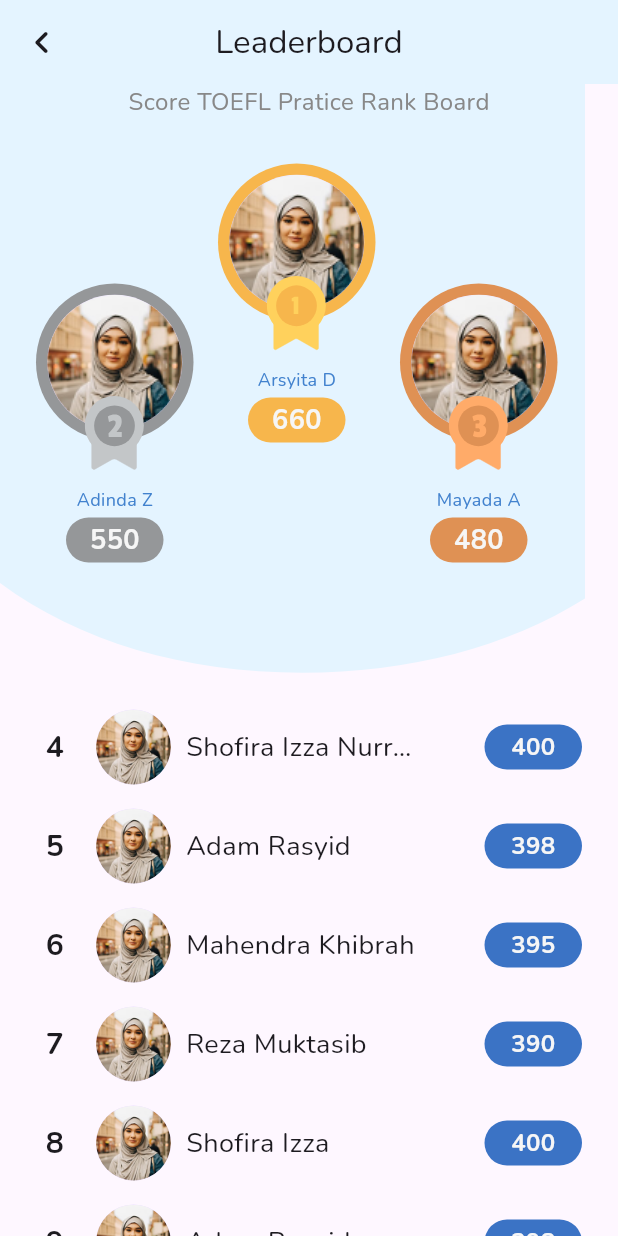
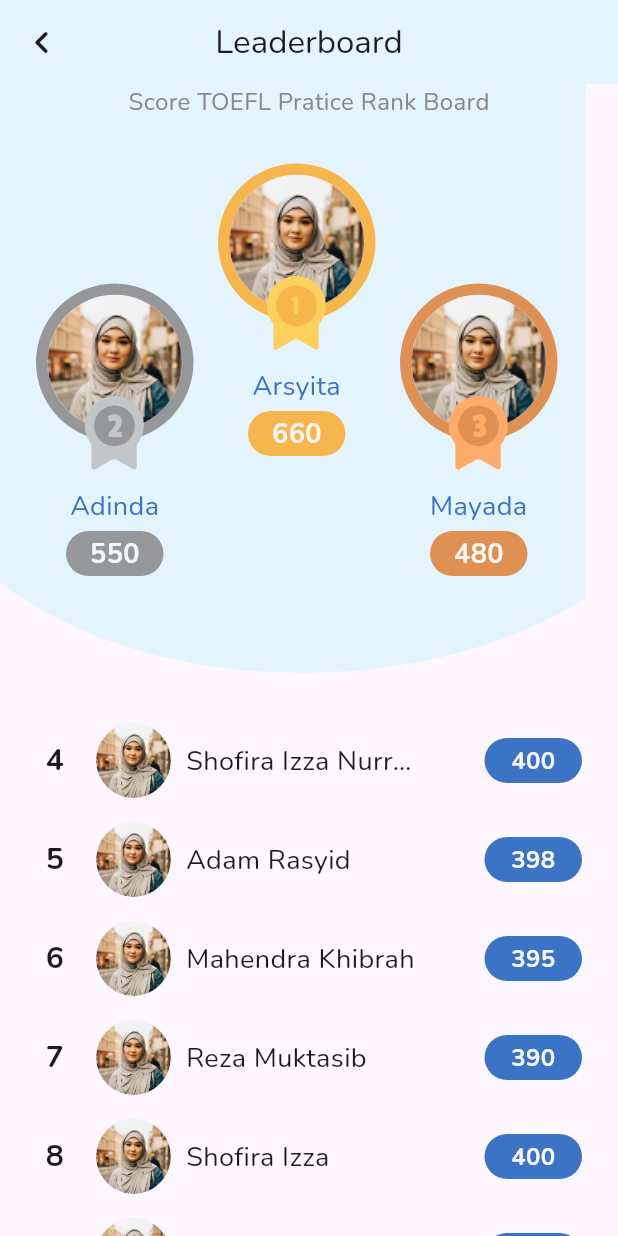
Before and after one commit to MahendraKhibrah/toefl-app, a Flutter app: the RankPage screen opened by its route, on a phone screen of 412 x 824 dp. Run offline on Flutter 3.47's test engine with Material 3 defaults, Android fonts, the light colour scheme and no system bars; our stand-ins replace dio, easy_debounce, easy_localization, flutter_riverpod, flutter_svg, flutter_widget_from_html and 8 more; accounts and stored records are empty; generated files the repository leaves out were written again; statements that could not run were skipped.

Commit message:
fix rank page

```diff
--- a/lib/pages/rank_page.dart
+++ b/lib/pages/rank_page.dart
@@ -92,7 +92,7 @@ class _RankPageState extends State<RankPage> {
                     ),
                     Expanded(
                       child: ProfileRank(
-                          name: "Arsyita D",
+                          name: "Arsyita Devanaya Arianto",
                           score: 660,
                           category: "Gold",
                           rank: 1),
--- a/lib/widgets/rank_page/profile_rank.dart
+++ b/lib/widgets/rank_page/profile_rank.dart
@@ -1,3 +1,4 @@
+import 'package:flutter/cupertino.dart';
 import 'package:flutter/material.dart';
 import 'package:flutter/widgets.dart';
 import 'package:flutter_svg/flutter_svg.dart';
@@ -46,6 +47,7 @@ class _ProfileRankState extends State<ProfileRank> {
 
   @override
   Widget build(BuildContext context) {
+    String firstName = widget.name.split(' ').first;
     return Row(
       children: [
         Column(
@@ -79,13 +81,17 @@ class _ProfileRankState extends State<ProfileRank> {
               ],
             ),
             const SizedBox(height: 30),
-            Text(
-              widget.name,
-              style: TextStyle(
-                fontSize: 12,
-                color: HexColor(mariner600),
+            SizedBox(
+                width: 100,
+                child: Text(
+                  firstName,
+                  textAlign: TextAlign.center,
+                  style: TextStyle(
+                    fontSize: 18,
+                    color: HexColor(mariner700),
+                  ),
+                ),
               ),
-            ),
             const SizedBox(height: 4),
             Container(
               alignment: Alignment.center,
```
